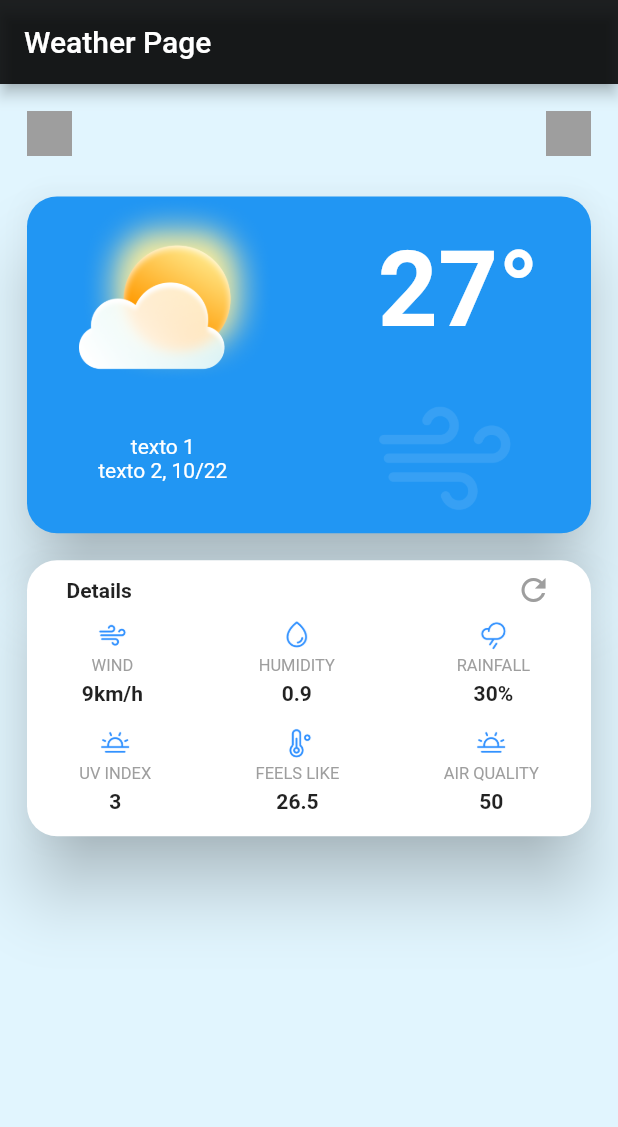
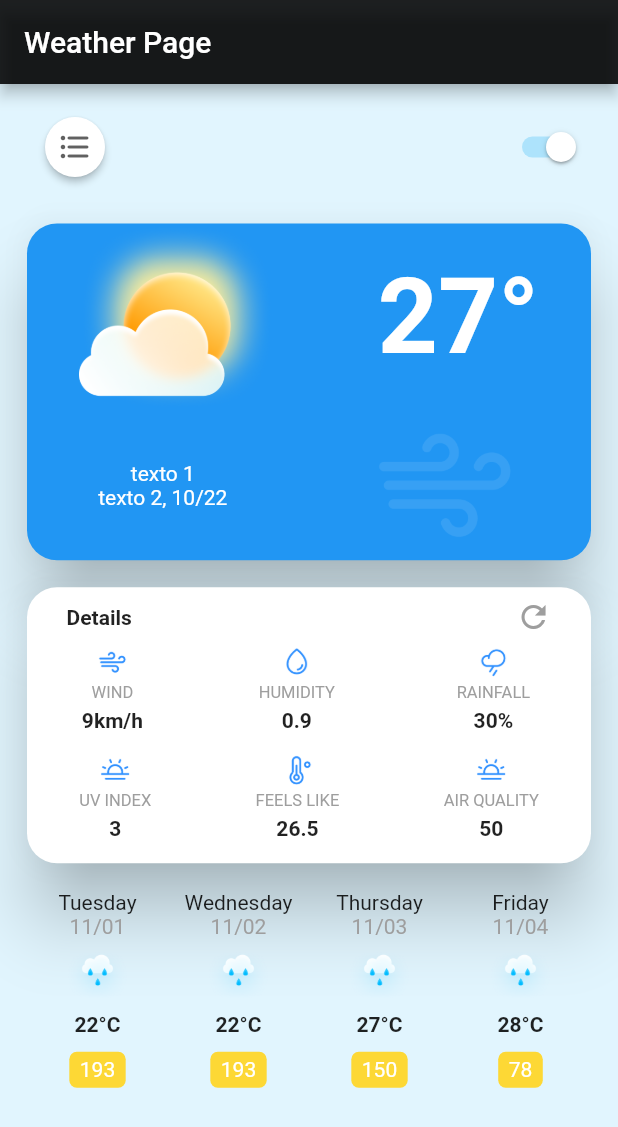
Before and after one commit to kyaraaraujo/Layouts, a Flutter app: the WeatherPage screen opened directly, on a phone screen of 412 x 824 dp. Shown: the top 1127 px of the screen. Run offline on Flutter 3.47's test engine with Material 2 defaults, Android fonts, the phone set to English and light mode, and no system bars.

```diff
--- /dev/null
+++ b/lib/constants/assets_paths_constant.dart
@@ -0,0 +1,3 @@
+const String imageBasePath = "assets/images/";
+const String weatherDir = "weather/";
+const String iconsDir = "icons/";
--- a/lib/pages/home_page.dart
+++ b/lib/pages/home_page.dart
@@ -47,7 +47,8 @@ class HomePage extends StatelessWidget {
                 title: Text(pages[index]['label']),
                 leading: Text('${index + 1}'),
                 shape: RoundedRectangleBorder(
-                    borderRadius: BorderRadius.circular(10)),
+                  borderRadius: BorderRadius.circular(10),
+                ),
                 onTap: () {
                   Navigator.push(
                       context,
--- a/lib/pages/weather_page.dart
+++ b/lib/pages/weather_page.dart
@@ -1,181 +1,15 @@
 import 'package:flutter/material.dart';
+import 'package:layouts/widgets/weather/details_card_section_widget.dart';
+
+import '../widgets/weather/day_card_section.dart';
+import '../widgets/weather/days_weather_section_widget.dart';
+import '../widgets/weather/menu_section_widget.dart';
 
 class WeatherPage extends StatelessWidget {
   const WeatherPage({Key? key}) : super(key: key);
 
-  Column buildWeatherDayDetailsColumn(
-      String imagePath, String text, String value) {
-    return Column(
-      children: [
-        Image.asset(
-          imagePath,
-          width: 20,
-        ),
-        Padding(
-          padding: const EdgeInsets.all(4.0),
-          child: Text(
-            text,
-            style: const TextStyle(
-              color: Colors.grey,
-              fontSize: 11,
-            ),
-          ),
-        ),
-        Text(
-          value,
-          style: const TextStyle(
-            fontWeight: FontWeight.bold,
-          ),
-        ),
-      ],
-    );
-  }
-
   @override
   Widget build(BuildContext context) {
-    const String imageBasePath = "assets/images/weather/";
-    Padding menuSection = Padding(
-      padding: const EdgeInsets.all(18.0),
-      child: Row(
-        mainAxisAlignment: MainAxisAlignment.spaceBetween,
-        children: [
-          Container(
-            width: 30,
-            height: 30,
-            color: Colors.grey,
-          ),
-          Container(
-            width: 30,
-            height: 30,
-            color: Colors.grey,
-          ),
-        ],
-      ),
-    );
-
-    Card dayCardSection = Card(
-      margin: const EdgeInsets.symmetric(horizontal: 18, vertical: 9),
-      shape: RoundedRectangleBorder(
-        borderRadius: BorderRadius.circular(20),
-      ),
-      shadowColor: Colors.black,
-      elevation: 20,
-      color: Colors.blue,
-      child: Column(
-        children: [
-          Row(
-            mainAxisAlignment: MainAxisAlignment.spaceAround,
-            children: [
-              //FIXME imagem transborda card, usar stack?
-              Image.asset(
-                '${imageBasePath}cloudy.png',
-                width: 130,
-              ),
-              //FIXME texto tem uma opacidade gradiente, buscar como fazer
-              const Text(
-                '27°',
-                style: TextStyle(
-                  fontSize: 70,
-                  fontWeight: FontWeight.bold,
-                  color: Colors.white, //FIXME cor tem gradiante
-                ),
-              ),
-            ],
-          ),
-          Row(
-            mainAxisAlignment: MainAxisAlignment.spaceAround,
-            children: [
-              Column(
-                children: const [
-                  Text(
-                    'texto 1',
-                    style: TextStyle(color: Colors.white),
-                  ),
-                  Text(
-                    'texto 2, 10/22',
-                    style: TextStyle(color: Colors.white),
-                  ),
-                ],
-              ),
-              Image.asset('${imageBasePath}wind.png', width: 100),
-            ],
-          ),
-        ],
-      ),
-    );
-
-    Card detailsCardSection = Card(
-      margin: const EdgeInsets.symmetric(horizontal: 18, vertical: 9),
-      elevation: 20,
-      color: Colors.white,
-      shadowColor: Colors.black,
-      shape: RoundedRectangleBorder(borderRadius: BorderRadius.circular(20)),
-      child: Column(
-        children: [
-          Padding(
-            padding: const EdgeInsets.symmetric(vertical: 8),
-            child: Row(
-              mainAxisAlignment: MainAxisAlignment.spaceAround,
-              children: const [
-                Text(
-                  "Details",
-                  style: TextStyle(fontWeight: FontWeight.bold),
-                ),
-                SizedBox(width: 150),
-                Icon(
-                  Icons.refresh,
-                  color: Colors.grey,
-                ),
-              ],
-            ),
-          ),
-          Row(
-            mainAxisAlignment: MainAxisAlignment.spaceAround,
-            children: [
-              buildWeatherDayDetailsColumn(
-                '${imageBasePath}icons/Wind.png',
-                'WIND',
-                '9km/h',
-              ),
-              buildWeatherDayDetailsColumn(
-                '${imageBasePath}icons/Drop.png',
-                'HUMIDITY',
-                '0.9',
-              ),
-              buildWeatherDayDetailsColumn(
-                '${imageBasePath}icons/CloudRain.png',
-                'RAINFALL',
-                '30%',
-              )
-            ],
-          ),
-          Padding(
-            padding: const EdgeInsets.symmetric(vertical: 15),
-            child: Row(
-              mainAxisAlignment: MainAxisAlignment.spaceAround,
-              children: [
-                buildWeatherDayDetailsColumn(
-                  '${imageBasePath}icons/SunHorizon.png',
-                  'UV INDEX',
-                  '3',
-                ),
-                buildWeatherDayDetailsColumn(
-                    '${imageBasePath}icons/Thermometer.png',
-                    'FEELS LIKE',
-                    '26.5'),
-                buildWeatherDayDetailsColumn(
-                    '${imageBasePath}icons/SunHorizon.png',
-                    'AIR QUALITY',
-                    '50'),
-              ],
-            ),
-          ),
-        ],
-      ),
-    );
-
-    //TODO daysWeaterSection
-
     return Scaffold(
       backgroundColor: Colors.lightBlue[50],
       appBar: AppBar(
@@ -183,10 +17,11 @@ class WeatherPage extends StatelessWidget {
       ),
       body: Column(
         // mainAxisAlignment: MainAxisAlignment.spaceAround,
-        children: [
-          menuSection,
-          dayCardSection,
-          detailsCardSection,
+        children: const [
+          MenuSectionWidget(),
+          DayCardSectionWidget(),
+          DetailsCardSectionWidget(),
+          DaysWeatherSectionWidget(),
         ],
       ),
     );
--- /dev/null
+++ b/lib/widgets/weather/day_card_section.dart
@@ -0,0 +1,63 @@
+import 'package:flutter/material.dart';
+
+import '../../constants/assets_paths_constant.dart';
+
+class DayCardSectionWidget extends StatelessWidget {
+  const DayCardSectionWidget({Key? key}) : super(key: key);
+
+  @override
+  Widget build(BuildContext context) {
+    const String weatherPath = imageBasePath + weatherDir;
+
+    return Card(
+      margin: const EdgeInsets.symmetric(horizontal: 18, vertical: 9),
+      shape: RoundedRectangleBorder(
+        borderRadius: BorderRadius.circular(20),
+      ),
+      shadowColor: Colors.black,
+      elevation: 20,
+      color: Colors.blue,
+      child: Column(
+        children: [
+          Row(
+            mainAxisAlignment: MainAxisAlignment.spaceAround,
+            children: [
+              //FIXME imagem transborda card
+              Image.asset(
+                '${weatherPath}cloudy.png',
+                width: 130,
+              ),
+              //FIXME texto tem uma opacidade gradiente
+              const Text(
+                '27°',
+                style: TextStyle(
+                  fontSize: 70,
+                  fontWeight: FontWeight.bold,
+                  color: Colors.white, //FIXME cor tem gradiante
+                ),
+              ),
+            ],
+          ),
+          Row(
+            mainAxisAlignment: MainAxisAlignment.spaceAround,
+            children: [
+              Column(
+                children: const [
+                  Text(
+                    'texto 1',
+                    style: TextStyle(color: Colors.white),
+                  ),
+                  Text(
+                    'texto 2, 10/22',
+                    style: TextStyle(color: Colors.white),
+                  ),
+                ],
+              ),
+              Image.asset('${weatherPath}wind.png', width: 100),
+            ],
+          ),
+        ],
+      ),
+    );
+  }
+}
--- /dev/null
+++ b/lib/widgets/weather/days_weather_section_widget.dart
@@ -0,0 +1,30 @@
+import 'package:flutter/material.dart';
+
+import '../../constants/assets_paths_constant.dart';
+import 'weather_week_column_widget.dart';
+
+class DaysWeatherSectionWidget extends StatelessWidget {
+  const DaysWeatherSectionWidget({Key? key}) : super(key: key);
+
+  @override
+  Widget build(BuildContext context) {
+    const String weatherImage = imageBasePath + weatherDir;
+
+    return Container(
+      margin: const EdgeInsets.symmetric(horizontal: 18, vertical: 9),
+      child: Row(
+        mainAxisAlignment: MainAxisAlignment.spaceEvenly,
+        children: const [
+          WeatherWeekColumn(
+              'Tuesday', '11/01', '${weatherImage}rainy.png', '22°C', '193'),
+          WeatherWeekColumn(
+              'Wednesday', '11/02', '${weatherImage}rainy.png', '22°C', '193'),
+          WeatherWeekColumn(
+              'Thursday', '11/03', '${weatherImage}rainy.png', '27°C', '150'),
+          WeatherWeekColumn(
+              'Friday', '11/04', '${weatherImage}rainy.png', '28°C', '78'),
+        ],
+      ),
+    );
+  }
+}
--- /dev/null
+++ b/lib/widgets/weather/details_card_section_widget.dart
@@ -0,0 +1,66 @@
+import 'package:flutter/material.dart';
+
+import '../../constants/assets_paths_constant.dart';
+import 'weather_details_day_widget.dart';
+
+class DetailsCardSectionWidget extends StatelessWidget {
+  const DetailsCardSectionWidget({Key? key}) : super(key: key);
+
+  @override
+  Widget build(BuildContext context) {
+    const String iconsPath = imageBasePath + weatherDir + iconsDir;
+
+    const Map<String, List<WeatherDetailsDay>> rows = {
+      'first': [
+        WeatherDetailsDay('${iconsPath}Wind.png', 'WIND', '9km/h'),
+        WeatherDetailsDay('${iconsPath}Drop.png', 'HUMIDITY', '0.9'),
+        WeatherDetailsDay('${iconsPath}CloudRain.png', 'RAINFALL', '30%'),
+      ],
+      'second': [
+        WeatherDetailsDay('${iconsPath}SunHorizon.png', 'UV INDEX', '3'),
+        WeatherDetailsDay('${iconsPath}Thermometer.png', 'FEELS LIKE', '26.5'),
+        WeatherDetailsDay('${iconsPath}SunHorizon.png', 'AIR QUALITY', '50'),
+      ]
+    };
+
+    return Card(
+      margin: const EdgeInsets.symmetric(horizontal: 18, vertical: 9),
+      elevation: 20,
+      color: Colors.white,
+      shadowColor: Colors.black,
+      shape: RoundedRectangleBorder(borderRadius: BorderRadius.circular(20)),
+      child: Column(
+        children: [
+          Padding(
+            padding: const EdgeInsets.symmetric(vertical: 8),
+            child: Row(
+              mainAxisAlignment: MainAxisAlignment.spaceAround,
+              children: const [
+                Text(
+                  "Details",
+                  style: TextStyle(fontWeight: FontWeight.bold),
+                ),
+                SizedBox(width: 150),
+                Icon(
+                  Icons.refresh,
+                  color: Colors.grey,
+                ),
+              ],
+            ),
+          ),
+          Row(
+            mainAxisAlignment: MainAxisAlignment.spaceAround,
+            children: [...?rows['first']],
+          ),
+          Padding(
+            padding: const EdgeInsets.symmetric(vertical: 15),
+            child: Row(
+              mainAxisAlignment: MainAxisAlignment.spaceAround,
+              children: [...?rows['second']],
+            ),
+          ),
+        ],
+      ),
+    );
+  }
+}
--- /dev/null
+++ b/lib/widgets/weather/menu_section_widget.dart
@@ -0,0 +1,31 @@
+import 'package:flutter/material.dart';
+
+import 'switchWidget.dart';
+
+class MenuSectionWidget extends StatelessWidget {
+  const MenuSectionWidget({Key? key}) : super(key: key);
+
+  @override
+  Widget build(BuildContext context) {
+    return Padding(
+      padding: const EdgeInsets.all(18.0),
+      child: Row(
+        mainAxisAlignment: MainAxisAlignment.spaceBetween,
+        children: [
+          ElevatedButton(
+            style: ElevatedButton.styleFrom(
+                shape: const CircleBorder(),
+                backgroundColor: Colors.white,
+                fixedSize: const Size(40, 40)),
+            onPressed: () {},
+            child: Icon(
+              Icons.format_list_bulleted_rounded,
+              color: Colors.grey.shade700,
+            ),
+          ),
+          const SwitchWidget(),
+        ],
+      ),
+    );
+  }
+}
--- /dev/null
+++ b/lib/widgets/weather/switchWidget.dart
@@ -0,0 +1,33 @@
+import 'package:flutter/material.dart';
+
+import '../../constants/assets_paths_constant.dart';
+
+class SwitchWidget extends StatefulWidget {
+  const SwitchWidget({Key? key}) : super(key: key);
+
+  @override
+  State<SwitchWidget> createState() => _SwitchWidgetState();
+}
+
+class _SwitchWidgetState extends State<SwitchWidget> {
+  bool toggle = true;
+  String iconsPath = imageBasePath + weatherDir + iconsDir;
+
+  @override
+  Widget build(BuildContext context) {
+    return Switch(
+      value: toggle,
+      activeTrackColor: Colors.lightBlue.shade200.withOpacity(0.54),
+      inactiveThumbColor: Colors.yellow.shade900,
+      inactiveTrackColor: Colors.yellowAccent.shade700,
+      activeColor: Colors.white,
+      activeThumbImage: AssetImage('${iconsPath}Moon.png'),
+      inactiveThumbImage: AssetImage('${iconsPath}SunDim.png'),
+      onChanged: (bool value) {
+        setState(() {
+          toggle = value;
+        });
+      },
+    );
+  }
+}
--- /dev/null
+++ b/lib/widgets/weather/weather_details_day_widget.dart
@@ -0,0 +1,38 @@
+import 'package:flutter/material.dart';
+
+class WeatherDetailsDay extends StatelessWidget {
+  final String imagePath;
+  final String text;
+  final String value;
+
+  const WeatherDetailsDay(this.imagePath, this.text, this.value, {Key? key})
+      : super(key: key);
+
+  @override
+  Widget build(BuildContext context) {
+    return Column(
+      children: [
+        Image.asset(
+          imagePath,
+          width: 20,
+        ),
+        Padding(
+          padding: const EdgeInsets.all(4.0),
+          child: Text(
+            text,
+            style: const TextStyle(
+              color: Colors.grey,
+              fontSize: 11,
+            ),
+          ),
+        ),
+        Text(
+          value,
+          style: const TextStyle(
+            fontWeight: FontWeight.bold,
+          ),
+        ),
+      ],
+    );
+  }
+}
--- /dev/null
+++ b/lib/widgets/weather/weather_week_column_widget.dart
@@ -0,0 +1,62 @@
+import 'package:flutter/material.dart';
+
+class WeatherWeekColumn extends StatelessWidget {
+  final String title;
+  final String date;
+  final String iconPath;
+  final String celsiusDegree;
+  final String bottomValue;
+
+  const WeatherWeekColumn(
+    this.title,
+    this.date,
+    this.iconPath,
+    this.celsiusDegree,
+    this.bottomValue, {
+    Key? key,
+  }) : super(key: key);
+
+  @override
+  Widget build(BuildContext context) {
+    return Expanded(
+      child: Column(
+        children: [
+          Text(title),
+          Text(
+            date,
+            style: const TextStyle(
+              color: Colors.grey,
+            ),
+          ),
+          Padding(
+            padding: const EdgeInsets.all(8.0),
+            child: Image.asset(
+              iconPath,
+              scale: 5,
+            ),
+          ),
+          Text(
+            celsiusDegree,
+            style: const TextStyle(fontWeight: FontWeight.bold),
+          ),
+          Container(
+            margin: const EdgeInsets.only(top: 10),
+            padding: const EdgeInsets.symmetric(vertical: 4, horizontal: 7),
+            decoration: BoxDecoration(
+              color: Colors.yellow.shade600,
+              borderRadius: const BorderRadius.all(
+                Radius.circular(5),
+              ),
+            ),
+            child: Text(
+              bottomValue,
+              style: const TextStyle(
+                color: Colors.white,
+              ),
+            ),
+          ),
+        ],
+      ),
+    );
+  }
+}
```
Also changed, not shown: lib/pages/dessert_page.dart (+4 -3 lines), 1 other file.
